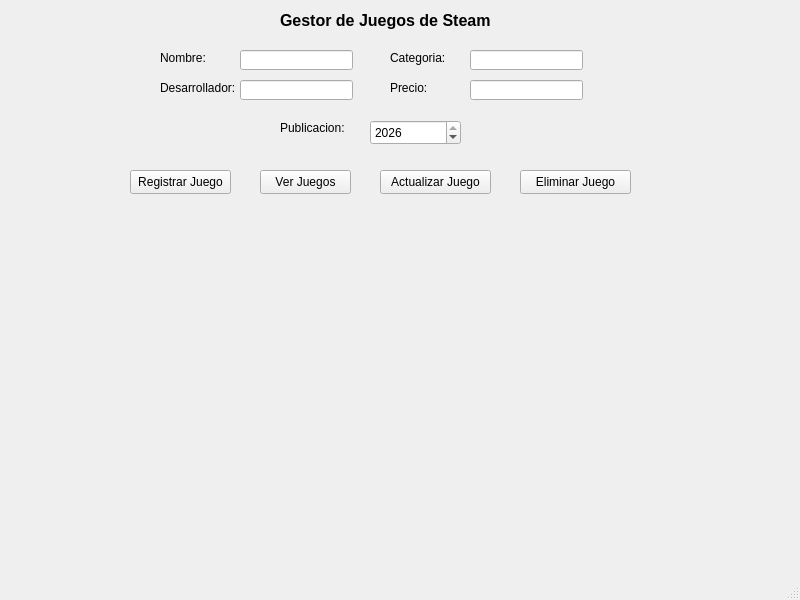
This is mainwindow.ui in Briander-N/Proyecto2doBimestre as Qt 5 draws it before an edit. The edited form follows.
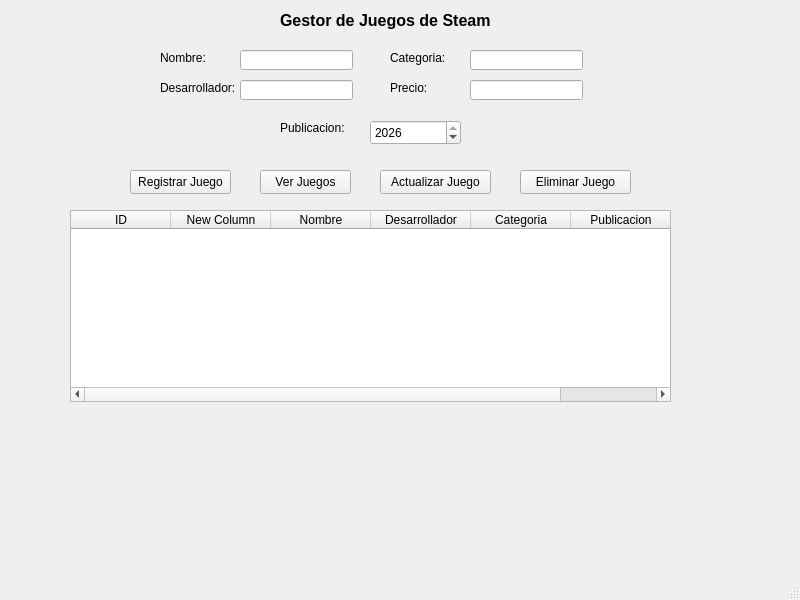
This is the edited form.

Commit message:
Visualizacion de tabla de registros
Boton Ver funcional para cargar archivo y mostrar los juegos registrados previamente

The edit to the form file:
```diff
--- a/mainwindow.ui
+++ b/mainwindow.ui
@@ -209,6 +209,46 @@
      <string>&lt;html&gt;&lt;head/&gt;&lt;body&gt;&lt;p&gt;&lt;span style=&quot; font-size:12pt; font-weight:700;&quot;&gt;Gestor de Juegos de Steam&lt;/span&gt;&lt;/p&gt;&lt;/body&gt;&lt;/html&gt;</string>
     </property>
    </widget>
+   <widget class="QTableWidget" name="tableJuegos">
+    <property name="geometry">
+     <rect>
+      <x>70</x>
+      <y>210</y>
+      <width>601</width>
+      <height>192</height>
+     </rect>
+    </property>
+    <column>
+     <property name="text">
+      <string>ID</string>
+     </property>
+    </column>
+    <column>
+     <property name="text">
+      <string>New Column</string>
+     </property>
+    </column>
+    <column>
+     <property name="text">
+      <string>Nombre</string>
+     </property>
+    </column>
+    <column>
+     <property name="text">
+      <string>Desarrollador</string>
+     </property>
+    </column>
+    <column>
+     <property name="text">
+      <string>Categoria</string>
+     </property>
+    </column>
+    <column>
+     <property name="text">
+      <string>Publicacion</string>
+     </property>
+    </column>
+   </widget>
   </widget>
   <widget class="QMenuBar" name="menubar">
    <property name="geometry">
```
The commit also changes 2 other files.
